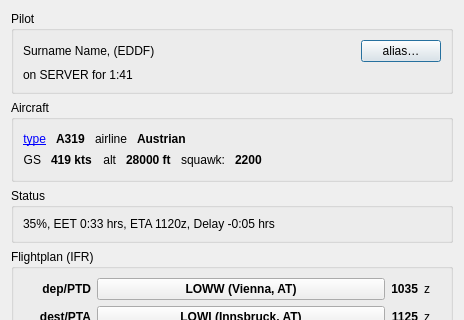
Above: src/PilotDetails.ui from qutescoop/qutescoop before the change; both pictures show x 0 to 464 and y 0 to 320 of the 464 by 599 pixel window. Below: the same form after it.
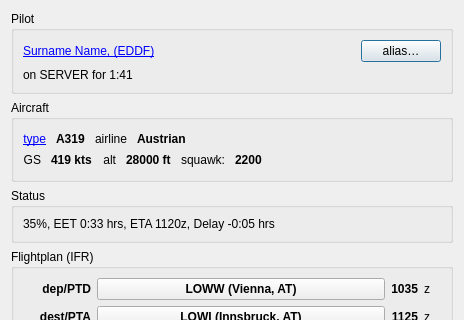
That is the form after the change. Icons and pictures are not drawn.

Commit message:
[FEATURE] style pilot and controller dialogs (2) (#102)
* [FEATURE] style pilot and controller dialogs

This makes use of the default OS monospace font for frequency and
flightplan items like route and remarks.

* [FEATURE] style pilot and controller dialogs (2)

Diff of the .ui file:
```diff
--- a/src/PilotDetails.ui
+++ b/src/PilotDetails.ui
@@ -22,17 +22,14 @@
      </property>
      <layout class="QVBoxLayout" name="verticalLayout_2">
       <item>
-       <layout class="QHBoxLayout" name="horizontalLayout_7">
+       <layout class="QHBoxLayout" name="horizontalLayout_7" stretch="1,0">
         <item>
          <widget class="QLabel" name="lblPilotInfo">
-          <property name="sizePolicy">
-           <sizepolicy hsizetype="Preferred" vsizetype="Preferred">
-            <horstretch>1</horstretch>
-            <verstretch>0</verstretch>
-           </sizepolicy>
+          <property name="toolTip">
+           <string>Link opens the VATSIM Statistics Center</string>
           </property>
           <property name="text">
-           <string>Surname Name, (EDDF)</string>
+           <string>&lt;a href=&quot;https://&quot;&gt;Surname Name, (EDDF)&lt;/a&gt;</string>
           </property>
           <property name="openExternalLinks">
            <bool>true</bool>
```
The commit also changes 4 other files.
